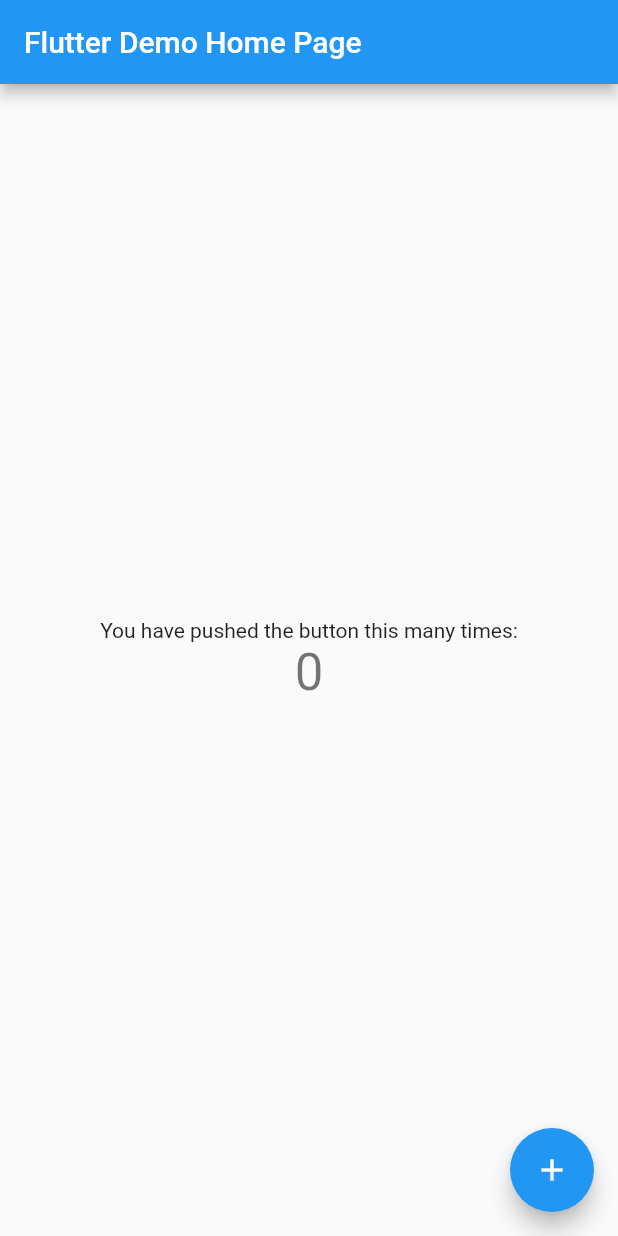
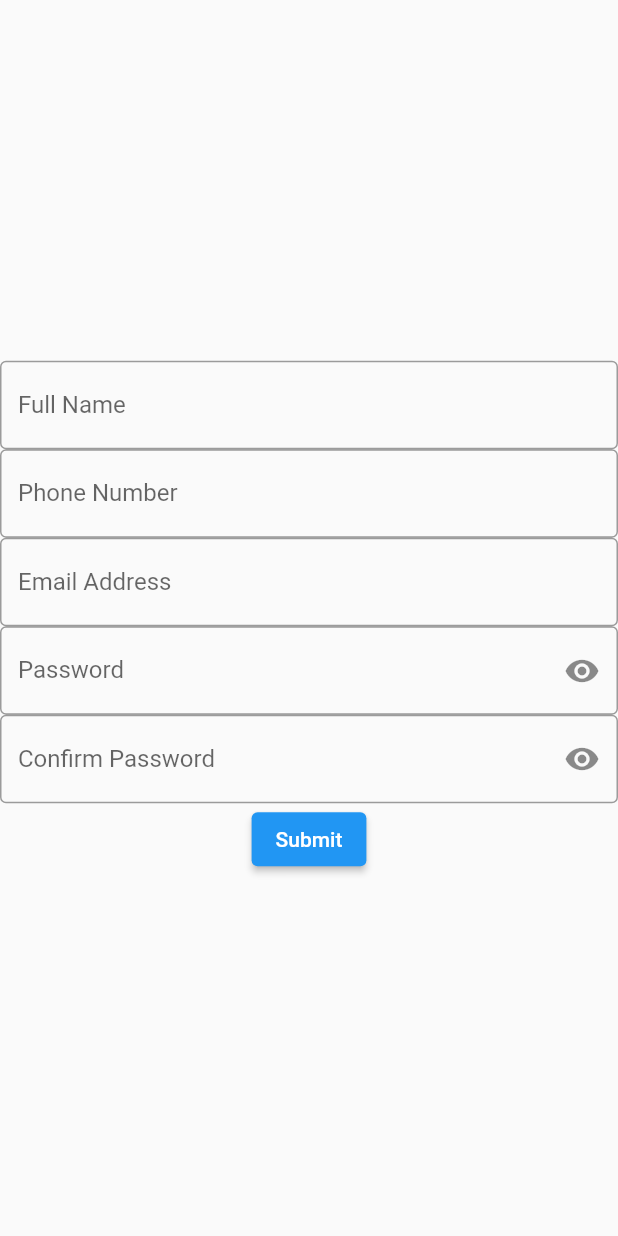
Before and after one commit to YuHuaAlumniDigital/yuhuaren-app, a Flutter app: the screen it shows after launch, on a phone screen of 412 x 824 dp. Run offline on Flutter 3.47's test engine with Material 2 defaults, Android fonts, the phone set to English and light mode, and no system bars; our stand-ins replace go_router.

Commit message:
file structure init

```diff
--- a/lib/main.dart
+++ b/lib/main.dart
@@ -1,8 +1,23 @@
 import 'package:flutter/material.dart';
+import 'package:go_router/go_router.dart';
+import 'package:provider/provider.dart';
+import 'package:yuhuaren_app/login/login.dart';
+import 'package:yuhuaren_app/register/register.dart';
 
 void main() {
-  runApp(const MyApp());
+  runApp(MultiProvider(
+    providers: [
+      ChangeNotifierProvider(create: (_) => DummyNotifier()),
+    ],
+    child: const MyApp(),
+  ));
 }
+
+final GoRouter _router = GoRouter(routes: [
+  GoRoute(path: '/', redirect: (context, state) => '/register'),
+  GoRoute(path: '/login', builder: (context, state) => const LoginScreen()),
+  GoRoute(path: '/register', builder: (context, state) => const RegisterScreen()),
+]);
 
 class MyApp extends StatelessWidget {
   const MyApp({super.key});
@@ -10,106 +25,23 @@ class MyApp extends StatelessWidget {
   // This widget is the root of your application.
   @override
   Widget build(BuildContext context) {
-    return MaterialApp(
-      title: 'Flutter Demo',
-      theme: ThemeData(
-        // This is the theme of your application.
-        //
-        // Try running your application with "flutter run". You'll see the
-        // application has a blue toolbar. Then, without quitting the app, try
-        // changing the primarySwatch below to Colors.green and then invoke
-        // "hot reload" (press "r" in the console where you ran "flutter run",
-        // or simply save your changes to "hot reload" in a Flutter IDE).
-        // Notice that the counter didn't reset back to zero; the application
-        // is not restarted.
-        primarySwatch: Colors.blue,
-      ),
-      home: const MyHomePage(title: 'Flutter Demo Home Page'),
+    return MaterialApp.router(
+      routerConfig: _router,
     );
   }
 }
 
-class MyHomePage extends StatefulWidget {
-  const MyHomePage({super.key, required this.title});
-
-  // This widget is the home page of your application. It is stateful, meaning
-  // that it has a State object (defined below) that contains fields that affect
-  // how it looks.
-
-  // This class is the configuration for the state. It holds the values (in this
-  // case the title) provided by the parent (in this case the App widget) and
-  // used by the build method of the State. Fields in a Widget subclass are
-  // always marked "final".
-
-  final String title;
-
-  @override
-  State<MyHomePage> createState() => _MyHomePageState();
-}
-
-class _MyHomePageState extends State<MyHomePage> {
-  int _counter = 0;
-
-  void _incrementCounter() {
-    setState(() {
-      // This call to setState tells the Flutter framework that something has
-      // changed in this State, which causes it to rerun the build method below
-      // so that the display can reflect the updated values. If we changed
-      // _counter without calling setState(), then the build method would not be
-      // called again, and so nothing would appear to happen.
-      _counter++;
-    });
-  }
+class DummyScreen extends StatelessWidget {
+  const DummyScreen({Key? key}) : super(key: key);
 
   @override
   Widget build(BuildContext context) {
-    // This method is rerun every time setState is called, for instance as done
-    // by the _incrementCounter method above.
-    //
-    // The Flutter framework has been optimized to make rerunning build methods
-    // fast, so that you can just rebuild anything that needs updating rather
-    // than having to individually change instances of widgets.
-    return Scaffold(
-      appBar: AppBar(
-        // Here we take the value from the MyHomePage object that was created by
-        // the App.build method, and use it to set our appbar title.
-        title: Text(widget.title),
+    return const Scaffold(
+      body: Center(
+        child: Text('hello world'),
       ),
-      body: Center(
-        // Center is a layout widget. It takes a single child and positions it
-        // in the middle of the parent.
-        child: Column(
-          // Column is also a layout widget. It takes a list of children and
-          // arranges them vertically. By default, it sizes itself to fit its
-          // children horizontally, and tries to be as tall as its parent.
-          //
-          // Invoke "debug painting" (press "p" in the console, choose the
-          // "Toggle Debug Paint" action from the Flutter Inspector in Android
-          // Studio, or the "Toggle Debug Paint" command in Visual Studio Code)
-          // to see the wireframe for each widget.
-          //
-          // Column has various properties to control how it sizes itself and
-          // how it positions its children. Here we use mainAxisAlignment to
-          // center the children vertically; the main axis here is the vertical
-          // axis because Columns are vertical (the cross axis would be
-          // horizontal).
-          mainAxisAlignment: MainAxisAlignment.center,
-          children: <Widget>[
-            const Text(
-              'You have pushed the button this many times:',
-            ),
-            Text(
-              '$_counter',
-              style: Theme.of(context).textTheme.headlineMedium,
-            ),
-          ],
-        ),
-      ),
-      floatingActionButton: FloatingActionButton(
-        onPressed: _incrementCounter,
-        tooltip: 'Increment',
-        child: const Icon(Icons.add),
-      ), // This trailing comma makes auto-formatting nicer for build methods.
     );
   }
 }
+
+class DummyNotifier extends ChangeNotifier {}
--- /dev/null
+++ b/lib/register/register.dart
@@ -0,0 +1,42 @@
+import 'package:flutter/material.dart';
+import 'package:yuhuaren_app/shared/widget/password.dart';
+
+class RegisterScreen extends StatelessWidget {
+  const RegisterScreen({Key? key}) : super(key: key);
+
+  @override
+  Widget build(BuildContext context) {
+    return Scaffold(
+      body: Column(
+        mainAxisAlignment: MainAxisAlignment.center,
+        children: [
+          TextFormField(
+            decoration: InputDecoration(
+              border: OutlineInputBorder(),
+              labelText: 'Full Name',
+            ),
+          ),
+          TextFormField(
+            decoration: InputDecoration(
+              border: OutlineInputBorder(),
+              labelText: 'Phone Number',
+            ),
+          ),
+          TextFormField(
+            decoration: InputDecoration(
+              border: OutlineInputBorder(),
+              labelText: 'Email Address',
+            ),
+          ),
+          PasswordFormField(
+            labelText: 'Password',
+          ),
+          PasswordFormField(
+            labelText: 'Confirm Password',
+          ),
+          ElevatedButton(onPressed: () {}, child: Text('Submit'))
+        ],
+      ),
+    );
+  }
+}
--- /dev/null
+++ b/lib/shared/widget/password.dart
@@ -0,0 +1,42 @@
+import 'package:flutter/material.dart';
+
+class PasswordFormField extends StatefulWidget {
+  final Icon? prefixIcon;
+  final String? labelText;
+
+  const PasswordFormField({
+    super.key,
+    this.prefixIcon,
+    this.labelText,
+  });
+
+  @override
+  State<PasswordFormField> createState() => _PasswordFormFieldState();
+}
+
+class _PasswordFormFieldState extends State<PasswordFormField> {
+  var _hidden = true;
+
+
+  @override
+  Widget build(BuildContext context) {
+    return TextFormField(
+      decoration: InputDecoration(
+          prefixIcon: widget.prefixIcon,
+          border: OutlineInputBorder(),
+          labelText: widget.labelText,
+          suffixIcon: IconButton(onPressed: toggleHidden, icon: Icon(suffixIcon))),
+      obscureText: _hidden,
+    );
+  }
+
+  toggleHidden() {
+    setState(() {
+      _hidden = !_hidden;
+    });
+  }
+
+  get suffixIcon {
+    return _hidden ? Icons.visibility : Icons.visibility_off;
+  }
+}
--- a/pubspec.yaml
+++ b/pubspec.yaml
@@ -35,6 +35,8 @@ dependencies:
   # The following adds the Cupertino Icons font to your application.
   # Use with the CupertinoIcons class for iOS style icons.
   cupertino_icons: ^1.0.2
+  go_router: ^6.5.6
+  provider: ^6.0.5
 
 dev_dependencies:
   flutter_test:
```
Also changed, not shown: lib/login/login.dart (added, +47 -0 lines), lib/home/home.dart (added), lib/notification/notification.dart (added), lib/otp/otp.dart (added), lib/profile/profile.dart (added), lib/reset_password/reset_password.dart (added), lib/schedule/schedule.dart (added), pubspec.lock.
